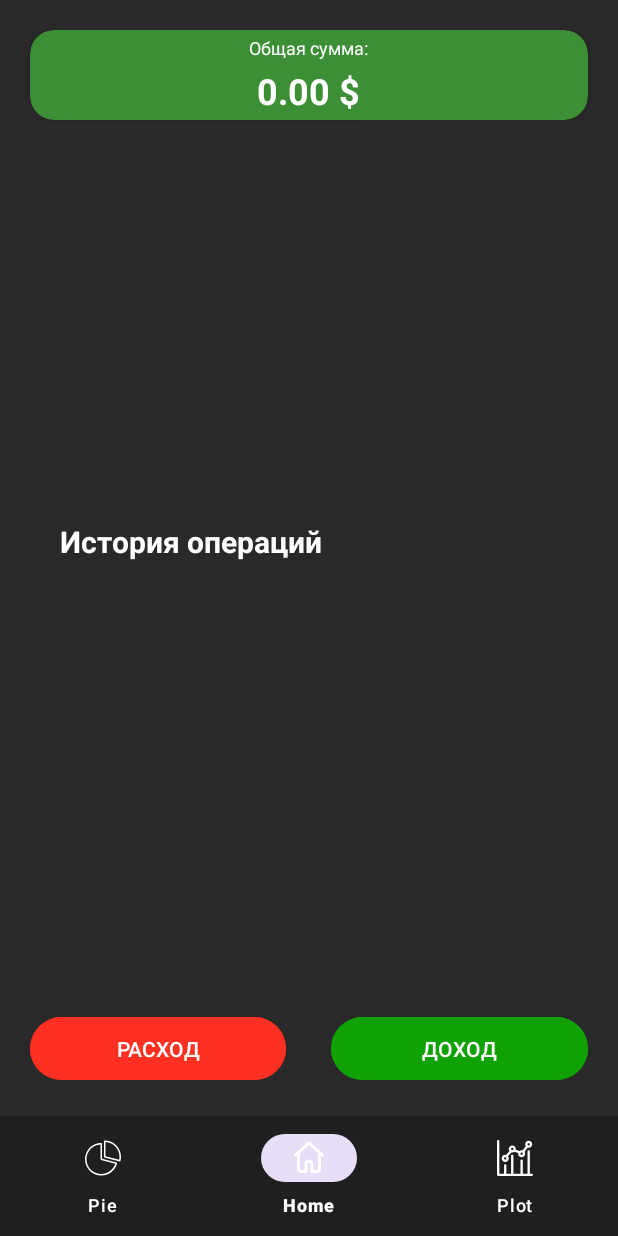
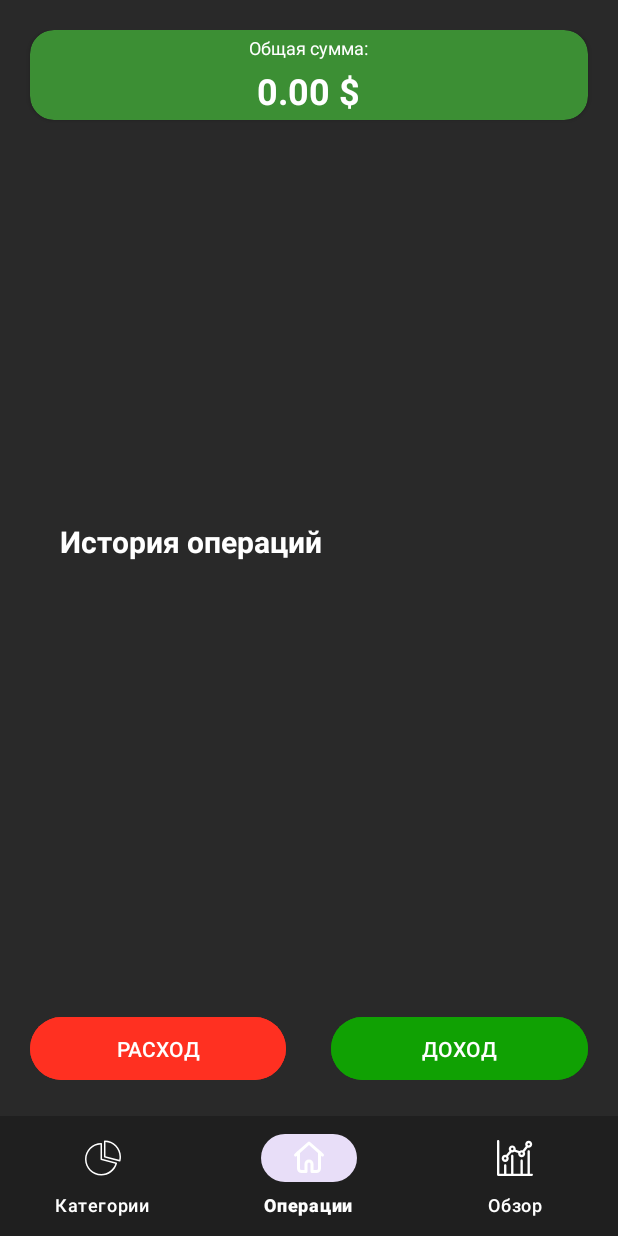
Before and after one commit to ne0masha/finsaver_app, an Android app: the screen it shows after launch (MainActivity), on a phone screen of 412 x 824 dp. Run offline under Robolectric (Android 15) with nearby library versions, the phone set to English and light mode, and no system bars; our stand-ins replace Room's generated code.

Commit message:
Bottom btns were renamed

```diff
--- a/app/src/main/res/menu/bottom_nav_menu.xml
+++ b/app/src/main/res/menu/bottom_nav_menu.xml
@@ -2,18 +2,18 @@
 <menu xmlns:android="http://schemas.android.com/apk/res/android">
     <item
         android:id="@+id/pie_screen_btn"
-        android:title="Pie"
+        android:title="Категории"
         android:icon="@drawable/pie_chart"
 
         />
     <item
         android:id="@+id/list_screen_btn"
-        android:title="Home"
+        android:title="Операции"
         android:icon="@drawable/homepage"
         />
     <item
         android:id="@+id/plot_screen_btn"
-        android:title="Plot"
+        android:title="Обзор"
         android:icon="@drawable/line_chart"
         />
 </menu>
```
